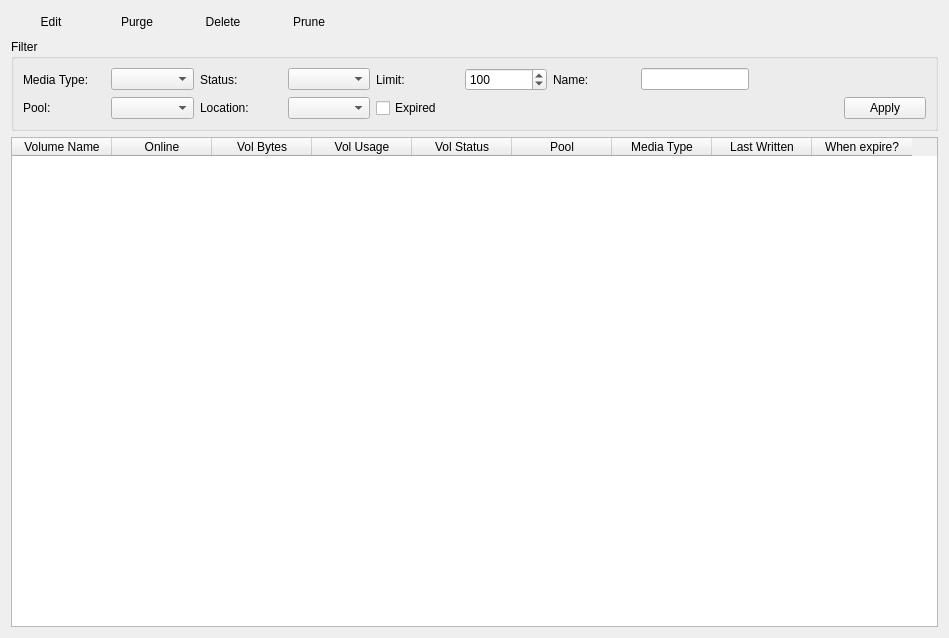
Above: src/qt-console/medialist/mediaview.ui from naszaklasa/bacula before the change. Below: the same form after it.
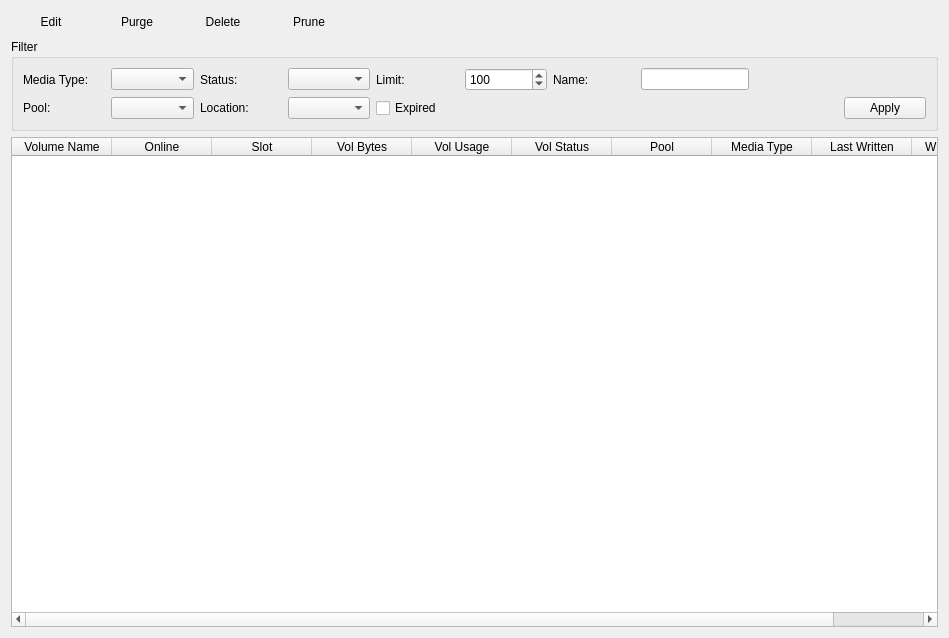
That is the form after the change. Icons and pictures are not drawn.

The edit to the form file:
```diff
--- a/src/qt-console/medialist/mediaview.ui
+++ b/src/qt-console/medialist/mediaview.ui
@@ -239,12 +239,17 @@
       <bool>true</bool>
      </property>
      <column>
-      <property name="text" >
+      <property name="text">
+       <string>Slot</string>
+      </property>
+     </column>
+     <column>
+      <property name="text">
        <string>Vol Bytes</string>
       </property>
      </column>
      <column>
-      <property name="text" >
+      <property name="text">
        <string>Vol Usage</string>
       </property>
      </column>
@@ -252,7 +257,7 @@
       <bool>true</bool>
      </property>
      <column>
-      <property name="text" >
+      <property name="text">
        <string>Vol Status</string>
       </property>
      </column>
@@ -260,12 +265,12 @@
       <bool>true</bool>
      </property>
      <column>
-      <property name="text" >
+      <property name="text">
        <string>Pool</string>
       </property>
      </column>
      <column>
-      <property name="text" >
+      <property name="text">
        <string>Media Type</string>
       </property>
      </column>
@@ -273,7 +278,7 @@
       <bool>true</bool>
      </property>
      <column>
-      <property name="text" >
+      <property name="text">
        <string>Last Written</string>
       </property>
      </column>
@@ -281,7 +286,7 @@
       <bool>true</bool>
      </property>
      <column>
-      <property name="text" >
+      <property name="text">
        <string>When expire?</string>
       </property>
      </column>
```
Left out of the diff: 198 changed lines with no effect on the pictures.
